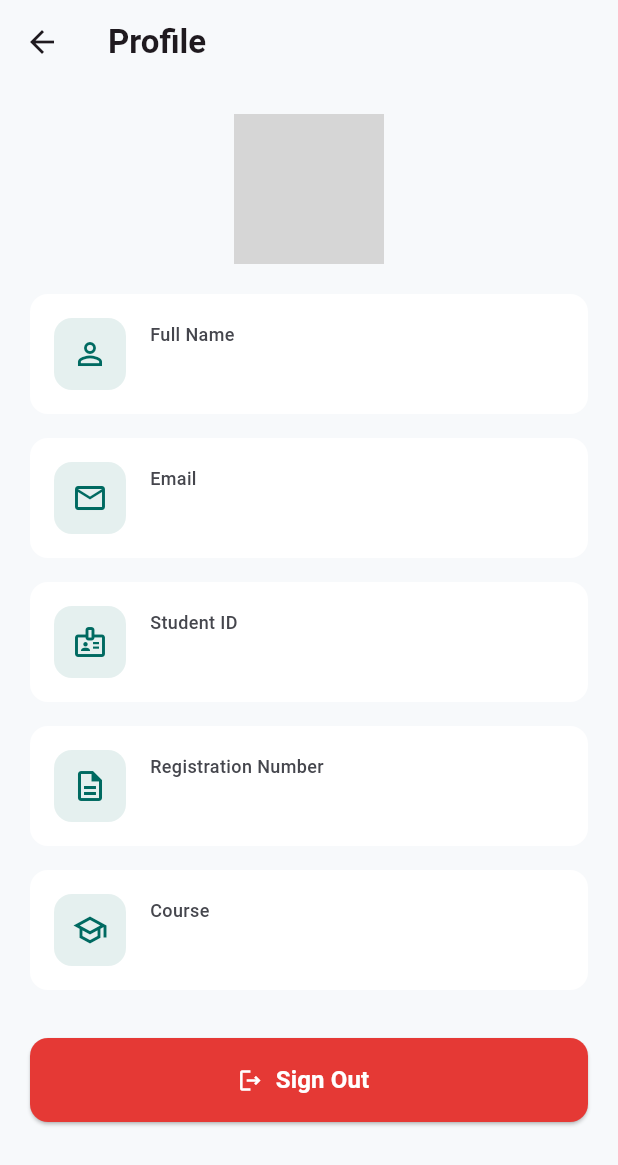
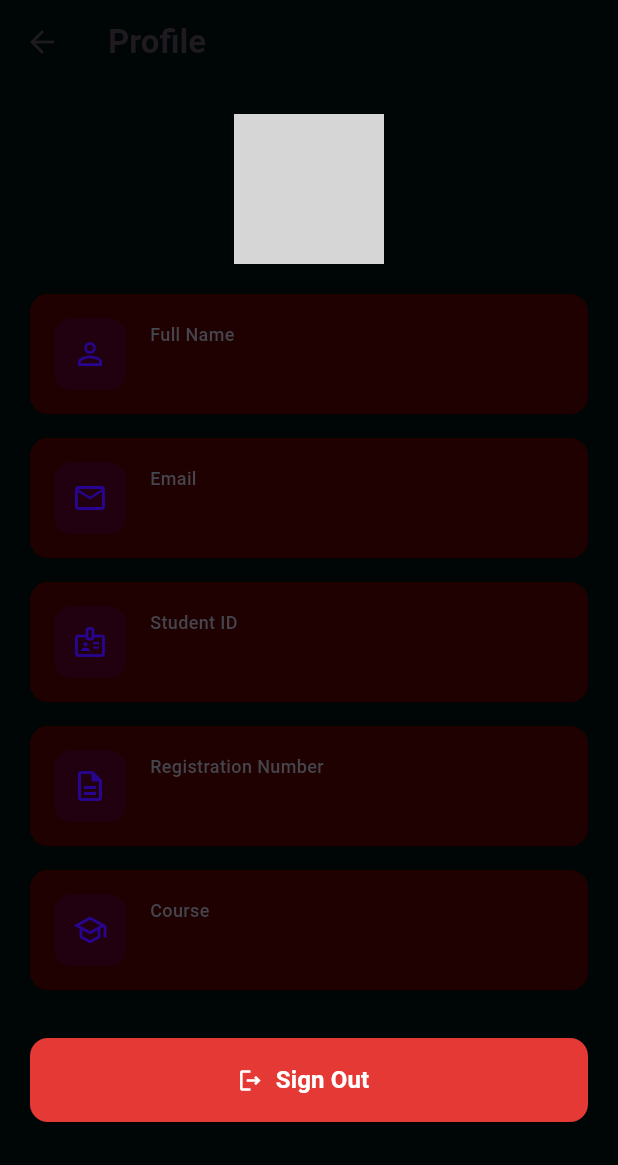
Before and after one commit to atuheirebonitah9-star/find_it, a Flutter app: the screen it shows once a user with an empty profile is signed in, after a tap on the "person outline" icon, on a phone screen of 412 x 824 dp. Shown: the top 1165 px of the screen. Run offline on Flutter 3.47's test engine with Material 3 defaults, Android fonts, the phone set to English and light mode, and no system bars; our stand-ins replace cloud_firestore, firebase_auth, firebase_core, firebase_messaging, flutter_local_notifications; accounts and stored records are empty; network calls fail; grey boxes are pictures that could not be loaded.

Commit message:
added terms and conditions plus disabled google sign in

```diff
--- a/lib/screens/chat/chat_list_screen.dart
+++ b/lib/screens/chat/chat_list_screen.dart
@@ -3,7 +3,6 @@ import 'package:provider/provider.dart';
 import '../../providers/chat_provider.dart';
 import '../../widgets/chat/chat_tile.dart';
 import 'chat_screen.dart';
-import 'package:firebase_auth/firebase_auth.dart';
 
 class ChatListScreen extends StatefulWidget {
   const ChatListScreen({super.key});
--- a/lib/screens/item_details_screen.dart
+++ b/lib/screens/item_details_screen.dart
@@ -1,5 +1,4 @@
 import 'package:flutter/material.dart';
-import 'package:cloud_firestore/cloud_firestore.dart';
 import 'package:provider/provider.dart';
 import 'package:firebase_auth/firebase_auth.dart';
 import '../providers/chat_provider.dart';
--- a/lib/screens/login_screen.dart
+++ b/lib/screens/login_screen.dart
@@ -22,8 +22,8 @@ class _LoginScreenState extends State<LoginScreen> {
   static const Color primaryColor = Color(0xFF131B2E);
   static const Color secondaryColor = Color(0xFF006A61);
   static const Color secondaryContainer = Color(0xFF86F2E4);
-  static const Color backgroundColor = Color(0xFFF7F9FB);
-  static const Color surfaceLowest = Color(0xFFFFFFFF);
+  static const Color backgroundColor = Color.fromARGB(255, 240, 241, 243);
+  static const Color surfaceLowest = Color.fromARGB(255, 253, 251, 251);
   static const Color outlineVariant = Color(0xFFC6C6CD);
   static const Color onSurface = Color(0xFF191C1E);
   static const Color onSurfaceVariant = Color(0xFF45464D);
@@ -88,7 +88,7 @@ class _LoginScreenState extends State<LoginScreen> {
   @override
   Widget build(BuildContext context) {
     return Scaffold(
-      backgroundColor: backgroundColor,
+      backgroundColor: const Color.fromARGB(255, 248, 249, 249),
       body: SafeArea(
         child: SingleChildScrollView(
           padding: const EdgeInsets.symmetric(horizontal: 20, vertical: 16),
@@ -99,14 +99,14 @@ class _LoginScreenState extends State<LoginScreen> {
               children: [
                 const SizedBox(height: 40),
                 Row(
-                  mainAxisAlignment: MainAxisAlignment.center,
+                  mainAxisAlignment: MainAxisAlignment.start,
                   children: const [
-                    Icon(Icons.search, size: 44, color: primaryColor),
+                    Icon(Icons.search, size: 40, color: primaryColor),
                   ],
                 ),
                 const SizedBox(height: 12),
                 const Text(
-                  'FindIt',
+                  'Find_It',
                   textAlign: TextAlign.center,
                   style: TextStyle(fontSize: 28, fontWeight: FontWeight.bold, color: primaryColor),
                 ),
@@ -119,39 +119,6 @@ class _LoginScreenState extends State<LoginScreen> {
                 const Text(
                   'Log in to keep track of your lost and found items, and stay connected with the network.',
                   style: TextStyle(fontSize: 16, color: onSurfaceVariant, height: 1.5),
-                ),
-                const SizedBox(height: 24),
-
-                // Google button (UI only — wire up google_sign_in package to activate)
-                SizedBox(
-                  width: double.infinity,
-                  height: 48,
-                  child: OutlinedButton.icon(
-                    onPressed: () {
-                      ScaffoldMessenger.of(context).showSnackBar(
-                        const SnackBar(content: Text('Google sign-in not yet connected')),
-                      );
-                    },
-                    icon: const Icon(Icons.g_mobiledata, size: 24, color: primaryColor),
-                    label: const Text('Google', style: TextStyle(fontWeight: FontWeight.w600, color: primaryColor)),
-                    style: OutlinedButton.styleFrom(
-                      backgroundColor: surfaceLowest,
-                      side: const BorderSide(color: outlineVariant),
-                      shape: RoundedRectangleBorder(borderRadius: BorderRadius.circular(12)),
-                    ),
-                  ),
-                ),
-                const SizedBox(height: 24),
-
-                Row(
-                  children: [
-                    const Expanded(child: Divider(color: outlineVariant)),
-                    Padding(
-                      padding: const EdgeInsets.symmetric(horizontal: 12),
-                      child: Text('OR CONTINUE WITH', style: TextStyle(fontSize: 12, color: outlineVariant, letterSpacing: 1)),
-                    ),
-                    const Expanded(child: Divider(color: outlineVariant)),
-                  ],
                 ),
                 const SizedBox(height: 24),
 
@@ -269,7 +236,7 @@ class _LoginScreenState extends State<LoginScreen> {
                     children: [
                       Container(
                         width: 40,
-                        height: 40,
+                        height: 30,
                         decoration: const BoxDecoration(color: secondaryContainer, shape: BoxShape.circle),
                         child: const Icon(Icons.verified, color: secondaryColor, size: 22),
                       ),
--- a/lib/screens/profile_screen.dart
+++ b/lib/screens/profile_screen.dart
@@ -2,6 +2,7 @@ import 'package:flutter/material.dart';
 import 'package:firebase_auth/firebase_auth.dart';
 import 'package:cloud_firestore/cloud_firestore.dart';
 import '../models/user_profile.dart';
+import '../services/auth_service.dart';
 
 class ProfileScreen extends StatefulWidget {
   const ProfileScreen({super.key});
@@ -11,13 +12,13 @@ class ProfileScreen extends StatefulWidget {
 }
 
 class _ProfileScreenState extends State<ProfileScreen> {
+  final AuthService _authService = AuthService();
   UserProfile? _userProfile;
   bool _isLoading = true;
 
-  static const Color primaryColor = Color(0xFF131B2E);
-  static const Color secondaryColor = Color(0xFF006A61);
-  static const Color backgroundColor = Color(0xFFF7F9FB);
-  static const Color surfaceLowest = Color(0xFFFFFFFF);
+  static const Color secondaryColor = Color.fromARGB(255, 40, 5, 145);
+  static const Color backgroundColor = Color.fromARGB(255, 0, 6, 5);
+  static const Color surfaceLowest = Color.fromARGB(255, 32, 1, 1);
   static const Color onSurface = Color(0xFF191C1E);
   static const Color onSurfaceVariant = Color(0xFF45464D);
 
@@ -95,7 +96,7 @@ class _ProfileScreenState extends State<ProfileScreen> {
                       SizedBox(
                         height: 56,
                         child: ElevatedButton.icon(
-                          onPressed: () => FirebaseAuth.instance.signOut(),
+                          onPressed: () => _authService.signOut(),
                           icon: const Icon(Icons.logout_outlined),
                           label: const Text('Sign Out', style: TextStyle(fontSize: 16, fontWeight: FontWeight.w600)),
                           style: ElevatedButton.styleFrom(
--- a/lib/services/auth_service.dart
+++ b/lib/services/auth_service.dart
@@ -0,0 +1,9 @@
+import 'package:firebase_auth/firebase_auth.dart';
+
+class AuthService {
+  final FirebaseAuth _auth = FirebaseAuth.instance;
+
+  Future<void> signOut() async {
+    await _auth.signOut();
+  }
+}
--- a/pubspec.yaml
+++ b/pubspec.yaml
@@ -64,9 +64,8 @@ flutter:
   uses-material-design: true
 
   # To add assets to your application, add an assets section, like this:
-  # assets:
-  #   - images/a_dot_burr.jpeg
-  #   - images/a_dot_ham.jpeg
+  assets:
+    - lib/assets/terms.md
 
   # An image asset can refer to one or more resolution-specific "variants", see
   # https://flutter.dev/to/resolution-aware-images
```
Also changed, not shown: lib/screens/signup_screen.dart (+15 -34 lines), lib/screens/terms_screen.dart (added, +27 -0 lines), 1 other file.
